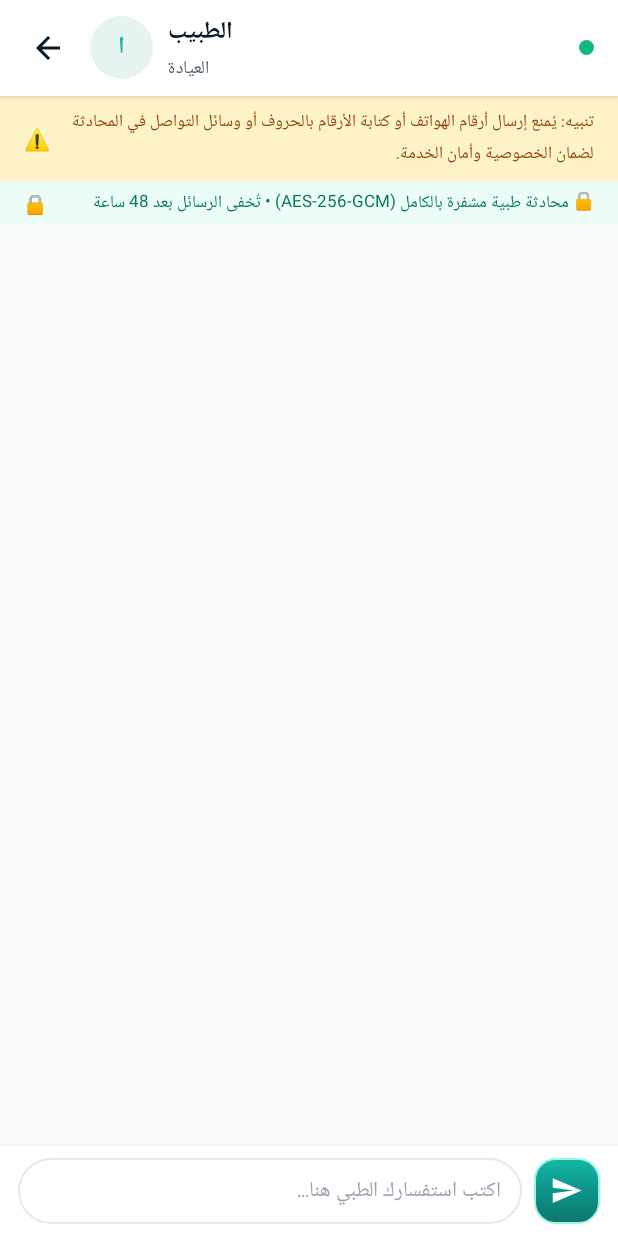
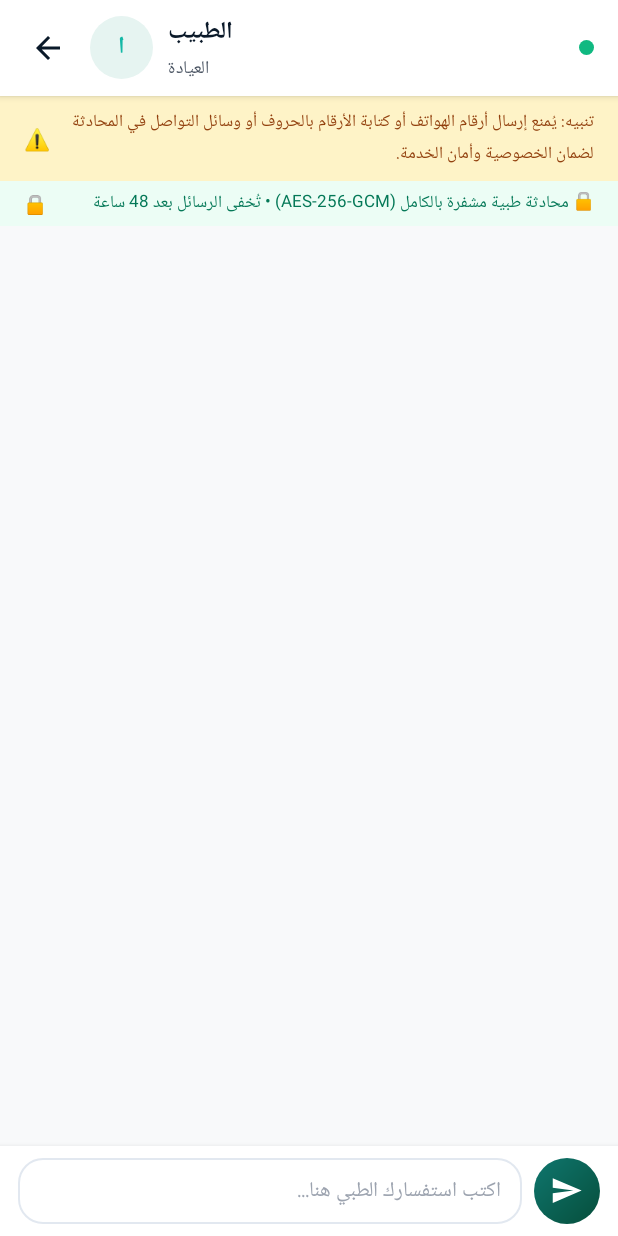
Before and after one commit to Alhaking1/medical-clinic-system, an Android app built with Jetpack Compose: the ChatActivity screen opened directly, with no data from a screen before it, on a phone screen of 412 x 824 dp. Run offline under Robolectric (Android 15) with nearby library versions, the phone set to English and light mode, and no system bars; our stand-ins replace Dagger/Hilt's generated code; 2 statements that could not run were skipped.

Commit message:
style(chat-ui): modernize direct messaging input bar and rounded send button

```diff
--- /dev/null
+++ b/apps/patient-app/app/src/main/res/drawable/bg_btn_send_teal.xml
@@ -0,0 +1,9 @@
+<?xml version="1.0" encoding="utf-8"?>
+<shape xmlns:android="http://schemas.android.com/apk/res/android"
+    android:shape="oval">
+    <gradient
+        android:type="linear"
+        android:angle="135"
+        android:startColor="#064E3B"
+        android:endColor="#0F766E" />
+</shape>
--- a/apps/patient-app/app/src/main/res/layout/activity_chat.xml
+++ b/apps/patient-app/app/src/main/res/layout/activity_chat.xml
@@ -232,7 +232,7 @@
                 android:layout_weight="1"
                 android:minHeight="44dp"
                 android:maxLines="4"
-                android:background="@drawable/bg_glass_card"
+                android:background="@drawable/bg_input_field_luxury"
                 android:paddingStart="14dp"
                 android:paddingEnd="14dp"
                 android:paddingTop="10dp"
@@ -248,7 +248,7 @@
                 android:layout_width="44dp"
                 android:layout_height="44dp"
                 android:layout_marginStart="8dp"
-                android:background="@drawable/bg_button_3d_primary"
+                android:background="@drawable/bg_btn_send_teal"
                 android:clickable="true"
                 android:focusable="true">
 
```
